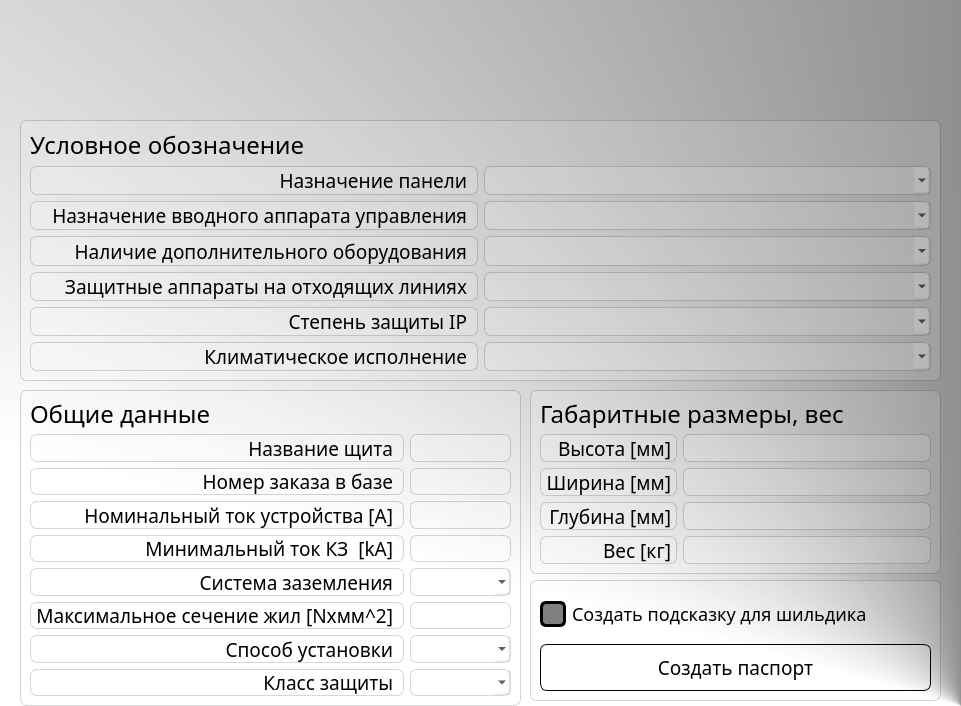
The window that ui/mainwindow.ui (GarborSergey/PassportTemplateReborn) describes before a commit, drawn with Qt 5.
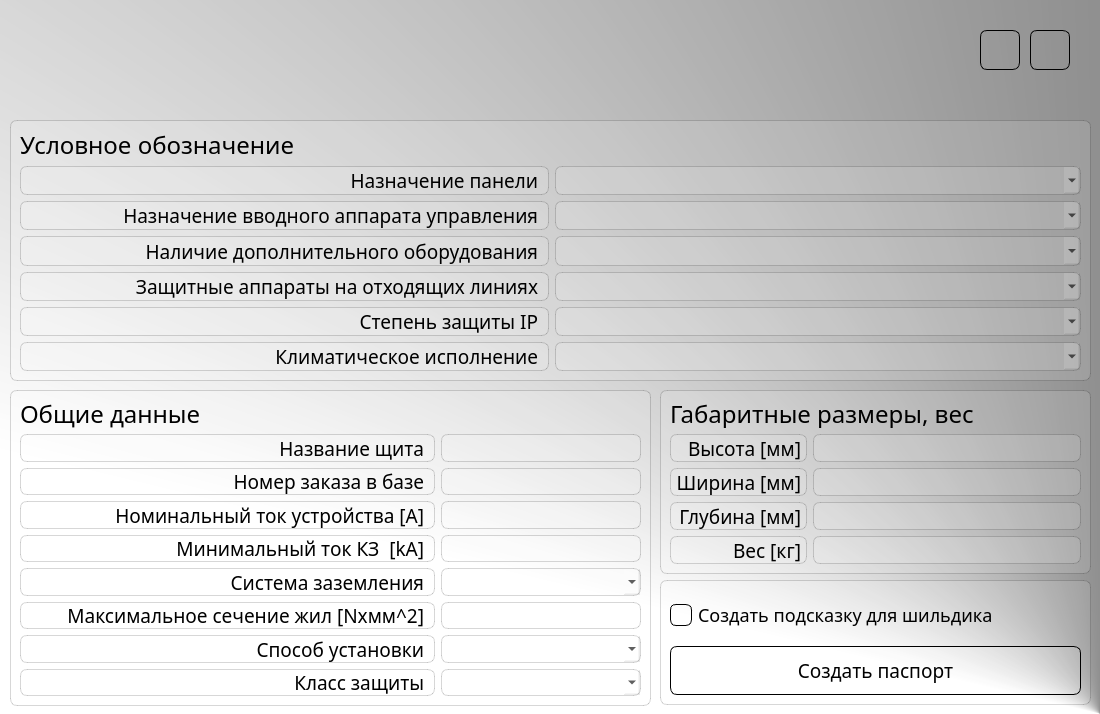
The same window after the commit. Icons and pictures are not drawn.

The edit to the form file:
```diff
--- a/ui/mainwindow.ui
+++ b/ui/mainwindow.ui
@@ -2,14 +2,29 @@
 <ui version="4.0">
  <class>MainWindow</class>
  <widget class="QMainWindow" name="MainWindow">
+  <property name="enabled">
+   <bool>true</bool>
+  </property>
   <property name="geometry">
    <rect>
     <x>0</x>
     <y>0</y>
-    <width>961</width>
-    <height>706</height>
+    <width>1100</width>
+    <height>714</height>
    </rect>
   </property>
+  <property name="minimumSize">
+   <size>
+    <width>1100</width>
+    <height>714</height>
+   </size>
+  </property>
+  <property name="maximumSize">
+   <size>
+    <width>1100</width>
+    <height>714</height>
+   </size>
+  </property>
   <property name="windowTitle">
    <string>Auto Passport Consructor</string>
   </property>
@@ -27,9 +42,9 @@
    <widget class="QFrame" name="frame">
     <property name="geometry">
      <rect>
-      <x>20</x>
+      <x>10</x>
       <y>120</y>
-      <width>921</width>
+      <width>1081</width>
       <height>261</height>
      </rect>
     </property>
@@ -133,6 +148,12 @@
        </item>
        <item>
         <widget class="QComboBox" name="cboxPanelAssignment">
+         <property name="maximumSize">
+          <size>
+           <width>526</width>
+           <height>16777215</height>
+          </size>
+         </property>
          <property name="font">
           <font>
            <family>MADE Likes Slab</family>
@@ -169,6 +190,12 @@
        </item>
        <item>
         <widget class="QComboBox" name="cboxPurposeOfTheIntroductoryControlUnit">
+         <property name="maximumSize">
+          <size>
+           <width>526</width>
+           <height>16777215</height>
+          </size>
+         </property>
          <property name="font">
           <font>
            <family>MADE Likes Slab</family>
@@ -205,6 +232,18 @@
        </item>
        <item>
         <widget class="QComboBox" name="cboxAdditionalEquipment">
+         <property name="minimumSize">
+          <size>
+           <width>526</width>
+           <height>0</height>
+          </size>
+         </property>
+         <property name="maximumSize">
+          <size>
+           <width>526</width>
+           <height>16777215</height>
+          </size>
+         </property>
          <property name="font">
           <font>
            <family>MADE Likes Slab</family>
@@ -241,6 +280,12 @@
        </item>
        <item>
         <widget class="QComboBox" name="cboxProtectiveDevices">
+         <property name="maximumSize">
+          <size>
+           <width>526</width>
+           <height>16777215</height>
+          </size>
+         </property>
          <property name="font">
           <font>
            <family>MADE Likes Slab</family>
@@ -277,6 +322,12 @@
        </item>
        <item>
         <widget class="QComboBox" name="cboxIngressProtectionRating">
+         <property name="maximumSize">
+          <size>
+           <width>526</width>
+           <height>16777215</height>
+          </size>
+         </property>
          <property name="font">
           <font>
            <family>MADE Likes Slab</family>
@@ -313,6 +364,12 @@
        </item>
        <item>
         <widget class="QComboBox" name="cboxClimaticVersion">
+         <property name="maximumSize">
+          <size>
+           <width>526</width>
+           <height>16777215</height>
+          </size>
+         </property>
          <property name="font">
           <font>
            <family>MADE Likes Slab</family>
@@ -328,9 +385,9 @@
    <widget class="QFrame" name="frame">
     <property name="geometry">
      <rect>
-      <x>20</x>
+      <x>10</x>
       <y>390</y>
-      <width>501</width>
+      <width>641</width>
       <height>316</height>
      </rect>
     </property>
@@ -408,6 +465,12 @@
      </item>
      <item row="8" column="1">
       <widget class="QComboBox" name="cboxProtectionClass">
+       <property name="maximumSize">
+        <size>
+         <width>200</width>
+         <height>200</height>
+        </size>
+       </property>
        <property name="font">
         <font>
          <family>MADE Likes Slab</family>
@@ -463,6 +526,12 @@
      </item>
      <item row="3" column="1">
       <widget class="QLineEdit" name="lineEdNominalCurrent">
+       <property name="maximumSize">
+        <size>
+         <width>200</width>
+         <height>200</height>
+        </size>
+       </property>
        <property name="font">
         <font>
          <family>MADE Likes Slab</family>
@@ -495,6 +564,12 @@
      </item>
      <item row="1" column="1">
       <widget class="QLineEdit" name="lineEdNameBox">
+       <property name="maximumSize">
+        <size>
+         <width>200</width>
+         <height>200</height>
+        </size>
+       </property>
        <property name="font">
         <font>
          <family>MADE Likes Slab</family>
@@ -505,6 +580,12 @@
      </item>
      <item row="2" column="1">
       <widget class="QLineEdit" name="lineEdDatabaseNumber">
+       <property name="maximumSize">
+        <size>
+         <width>200</width>
+         <height>200</height>
+        </size>
+       </property>
        <property name="font">
         <font>
          <family>MADE Likes Slab</family>
@@ -541,6 +622,12 @@
      </item>
      <item row="4" column="1">
       <widget class="QLineEdit" name="lineEdNominalShortCircuitCurrent">
+       <property name="maximumSize">
+        <size>
+         <width>200</width>
+         <height>200</height>
+        </size>
+       </property>
        <property name="font">
         <font>
          <family>MADE Likes Slab</family>
@@ -551,6 +638,12 @@
      </item>
      <item row="5" column="1">
       <widget class="QComboBox" name="cboxSystemGrounding">
+       <property name="maximumSize">
+        <size>
+         <width>200</width>
+         <height>200</height>
+        </size>
+       </property>
        <property name="font">
         <font>
          <family>MADE Likes Slab</family>
@@ -605,6 +698,12 @@
      </item>
      <item row="6" column="1">
       <widget class="QLineEdit" name="lineEdInputCrossSection">
+       <property name="maximumSize">
+        <size>
+         <width>200</width>
+         <height>200</height>
+        </size>
+       </property>
        <property name="font">
         <font>
          <family>MADE Likes Slab</family>
@@ -615,6 +714,12 @@
      </item>
      <item row="7" column="1">
       <widget class="QComboBox" name="cboxInstallationMethod">
+       <property name="maximumSize">
+        <size>
+         <width>200</width>
+         <height>200</height>
+        </size>
+       </property>
        <property name="font">
         <font>
          <family>MADE Likes Slab</family>
@@ -650,9 +755,9 @@
    <widget class="QFrame" name="frame">
     <property name="geometry">
      <rect>
-      <x>530</x>
+      <x>660</x>
       <y>390</y>
-      <width>411</width>
+      <width>431</width>
       <height>184</height>
      </rect>
     </property>
@@ -886,10 +991,10 @@
    <widget class="QFrame" name="frame">
     <property name="geometry">
      <rect>
-      <x>530</x>
+      <x>660</x>
       <y>580</y>
-      <width>411</width>
-      <height>121</height>
+      <width>431</width>
+      <height>125</height>
      </rect>
     </property>
     <property name="styleSheet">
@@ -922,14 +1027,14 @@
 	border: none;
 }
 QCheckBox::indicator {
-    border: 3px solid black;
+    border: 1px solid black;
     width: 20px;
     height: 20px;
     border-radius: 6px;
 }
 QCheckBox::indicator:checked {
-    border: 3px solid black;
-    background-color: grey;
+    border: 1px solid black;
+    image: url(:/icons/icons/done_FILL1_wght300_GRAD0_opsz40.svg);
 }</string>
        </property>
        <property name="text">
@@ -945,7 +1050,7 @@
         <bool>true</bool>
        </property>
        <property name="checked">
-        <bool>true</bool>
+        <bool>false</bool>
        </property>
        <property name="autoRepeat">
         <bool>false</bool>
@@ -1003,8 +1108,8 @@
        </property>
        <property name="iconSize">
         <size>
-         <width>30</width>
-         <height>30</height>
+         <width>40</width>
+         <height>40</height>
         </size>
        </property>
       </widget>
@@ -1014,10 +1119,10 @@
    <widget class="QLabel" name="lableCompanyLogo">
     <property name="geometry">
      <rect>
-      <x>30</x>
-      <y>0</y>
-      <width>351</width>
-      <height>131</height>
+      <x>10</x>
+      <y>-10</y>
+      <width>441</width>
+      <height>151</height>
      </rect>
     </property>
     <property name="styleSheet">
@@ -1034,6 +1139,88 @@
      <bool>true</bool>
     </property>
    </widget>
+   <widget class="QPushButton" name="btnClearFields">
+    <property name="geometry">
+     <rect>
+      <x>980</x>
+      <y>30</y>
+      <width>40</width>
+      <height>40</height>
+     </rect>
+    </property>
+    <property name="styleSheet">
+     <string notr="true">QPushButton {
+background-color: none;
+border: 1px solid black;
+border-radius: 7px;
+}
+
+QPushButton:hover {
+background-color: rgb(25, 25, 25, 80);
+}
+
+QPushButton:pressed {
+color: white;
+background-color: rgb(25, 25, 25, 95);
+margin-top: 1px;
+margin-right: 1px;
+}</string>
+    </property>
+    <property name="text">
+     <string/>
+    </property>
+    <property name="icon">
+     <iconset resource="../res.qrc">
+      <normaloff>:/icons/icons/delete_FILL0_wght400_GRAD0_opsz40.svg</normaloff>:/icons/icons/delete_FILL0_wght400_GRAD0_opsz40.svg</iconset>
+    </property>
+    <property name="iconSize">
+     <size>
+      <width>40</width>
+      <height>40</height>
+     </size>
+    </property>
+   </widget>
+   <widget class="QPushButton" name="btnInfo">
+    <property name="geometry">
+     <rect>
+      <x>1030</x>
+      <y>30</y>
+      <width>40</width>
+      <height>40</height>
+     </rect>
+    </property>
+    <property name="styleSheet">
+     <string notr="true">QPushButton {
+background-color: none;
+border: 1px solid black;
+border-radius: 7px;
+}
+
+QPushButton:hover {
+background-color: rgb(25, 25, 25, 80);
+}
+
+QPushButton:pressed {
+color: white;
+background-color: rgb(25, 25, 25, 95);
+margin-top: 1px;
+margin-right: 1px;
+}</string>
+    </property>
+    <property name="text">
+     <string/>
+    </property>
+    <property name="icon">
+     <iconset resource="../res.qrc">
+      <normaloff>:/icons/icons/info_FILL0_wght400_GRAD0_opsz40.svg</normaloff>:/icons/icons/info_FILL0_wght400_GRAD0_opsz40.svg</iconset>
+    </property>
+    <property name="iconSize">
+     <size>
+      <width>40</width>
+      <height>40</height>
+     </size>
+    </property>
+   </widget>
   </widget>
  </widget>
  <tabstops>
```
Left out of the diff: 11 changed lines with no effect on the pictures.
